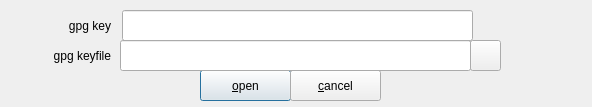
Before: the Qt Designer form plugins/gpg/mainwindow.ui in mhogomchungu/zuluCrypt, drawn with Qt 5.
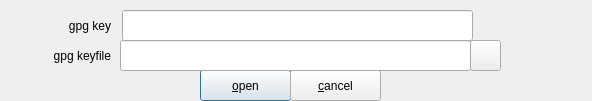
After: the same form once the commit is applied.

The edit to the form file:
```diff
--- a/plugins/gpg/mainwindow.ui
+++ b/plugins/gpg/mainwindow.ui
@@ -10,7 +10,7 @@
     <x>0</x>
     <y>0</y>
     <width>592</width>
-    <height>107</height>
+    <height>101</height>
    </rect>
   </property>
   <property name="windowTitle">
@@ -21,8 +21,8 @@
     <rect>
      <x>0</x>
      <y>0</y>
-     <width>501</width>
-     <height>111</height>
+     <width>591</width>
+     <height>101</height>
     </rect>
    </property>
    <widget class="QPushButton" name="pbOpen">
```
